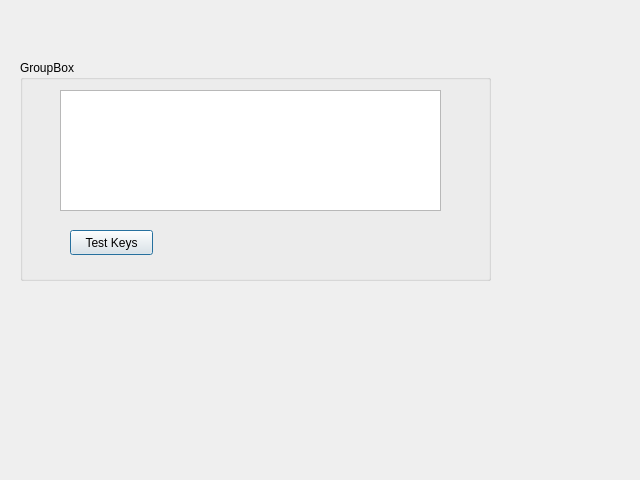
The window that keyboard/debugwindow.ui (danunicomp/Manual-Keyboard-Test) describes before a commit, drawn with Qt 5.
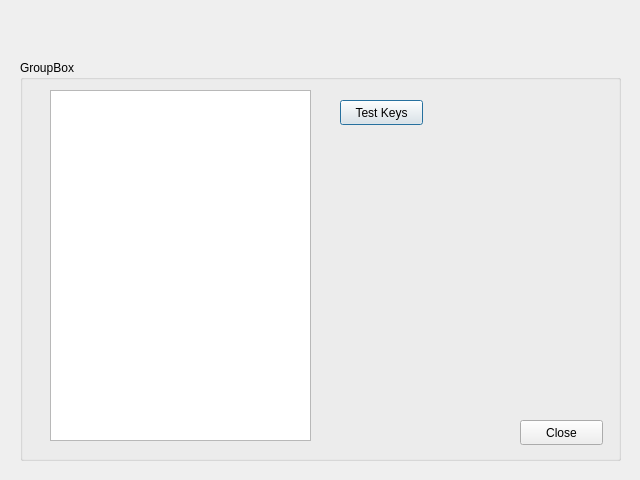
The same window after the commit.

The edit to the form file:
```diff
--- a/keyboard/debugwindow.ui
+++ b/keyboard/debugwindow.ui
@@ -33,8 +33,8 @@
     <rect>
      <x>20</x>
      <y>60</y>
-     <width>471</width>
-     <height>221</height>
+     <width>601</width>
+     <height>401</height>
     </rect>
    </property>
    <property name="title">
@@ -43,18 +43,18 @@
    <widget class="QTextBrowser" name="textBrowser">
     <property name="geometry">
      <rect>
-      <x>40</x>
+      <x>30</x>
       <y>30</y>
-      <width>381</width>
-      <height>121</height>
+      <width>261</width>
+      <height>351</height>
      </rect>
     </property>
    </widget>
    <widget class="QPushButton" name="btnGetScancodes">
     <property name="geometry">
      <rect>
-      <x>50</x>
-      <y>170</y>
+      <x>320</x>
+      <y>40</y>
       <width>83</width>
       <height>25</height>
      </rect>
@@ -63,6 +63,19 @@
      <string>Test Keys</string>
     </property>
    </widget>
+   <widget class="QPushButton" name="btnDebugExit">
+    <property name="geometry">
+     <rect>
+      <x>500</x>
+      <y>360</y>
+      <width>83</width>
+      <height>25</height>
+     </rect>
+    </property>
+    <property name="text">
+     <string>Close</string>
+    </property>
+   </widget>
   </widget>
  </widget>
  <resources/>
```
Left out of the diff: 4 changed lines with no effect on the pictures.
